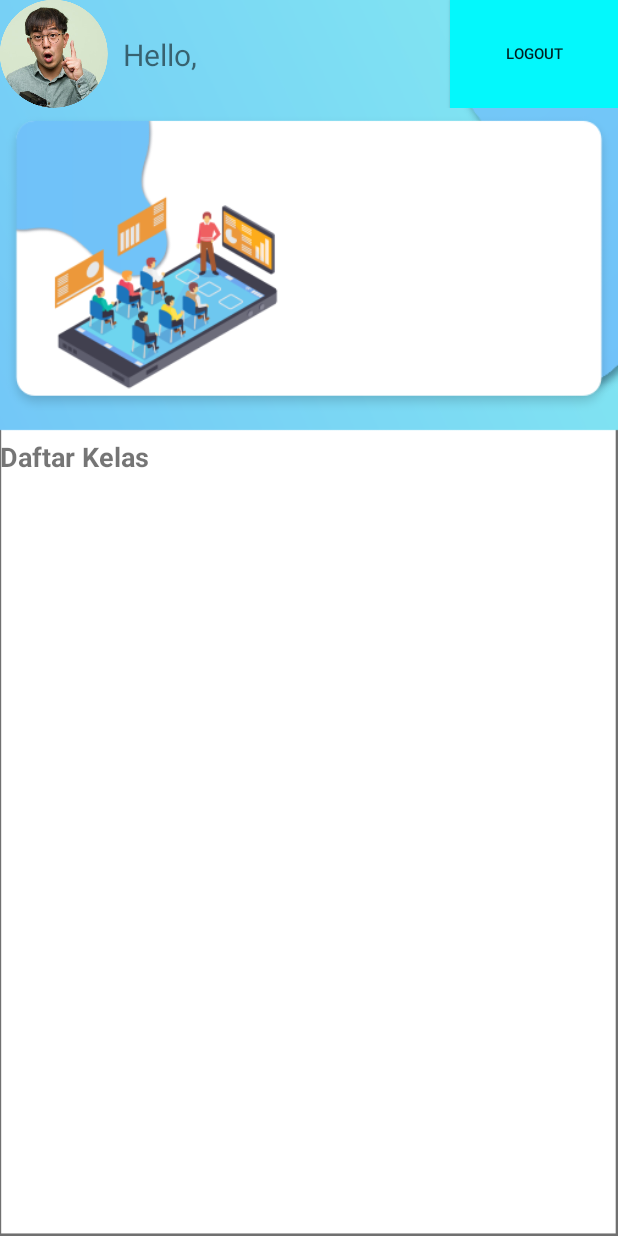
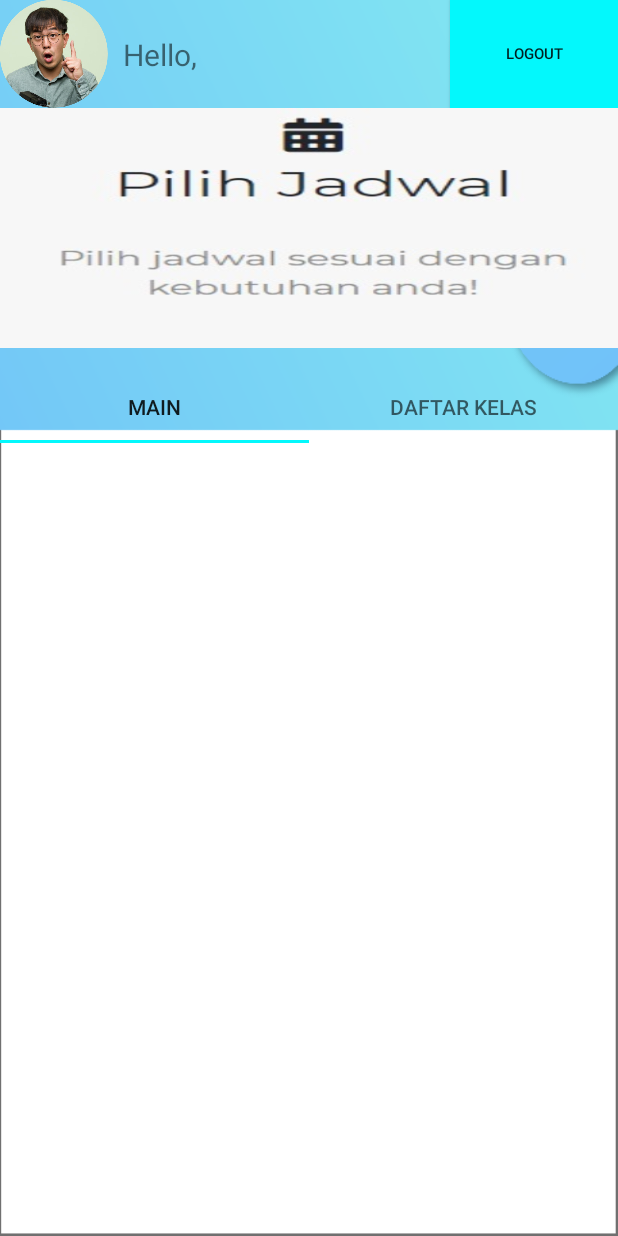
Before and after one commit to wilhelmusKrisvan/ProgIoTC-Lock, an Android app: the screen it shows after launch once a user with an empty profile is signed in (HomeActivity), on a phone screen of 412 x 824 dp. Run offline under Robolectric (Android 15) with nearby library versions, the phone set to English and light mode, and no system bars; our stand-ins replace Firebase (no records; nobody signed in at launch, a user with empty details on screens opened directly); 2 statements that could not run were skipped.

Commit message:
new and fix bug

```diff
--- a/C-Lock/app/build.gradle
+++ b/C-Lock/app/build.gradle
@@ -32,6 +32,7 @@ dependencies {
     implementation 'androidx.constraintlayout:constraintlayout:1.1.3'
     implementation 'com.google.firebase:firebase-auth:16.0.5'
     implementation 'com.google.firebase:firebase-database:16.0.4'
+    implementation 'androidx.legacy:legacy-support-v4:1.0.0'
     testImplementation 'junit:junit:4.12'
     androidTestImplementation 'androidx.test:runner:1.1.1'
     implementation 'androidx.recyclerview:recyclerview:1.0.0'
@@ -43,6 +44,8 @@ dependencies {
         exclude group: 'com.android.support'
     }
     implementation 'me.zhanghai.android.materialprogressbar:library:1.6.1'
+    implementation "androidx.viewpager:viewpager:1.0.0"
+    implementation 'com.google.android.material:material:1.0.0'
 
 
 }
--- a/C-Lock/app/src/main/java/id/ac/ukdw/c_lock/HomeActivity.kt
+++ b/C-Lock/app/src/main/java/id/ac/ukdw/c_lock/HomeActivity.kt
@@ -3,8 +3,11 @@ package id.ac.ukdw.c_lock
 import android.content.Intent
 import androidx.appcompat.app.AppCompatActivity
 import android.os.Bundle
+import android.widget.ImageView
 import android.widget.Toast
+import android.widget.ViewFlipper
 import androidx.recyclerview.widget.LinearLayoutManager
+import androidx.viewpager.widget.ViewPager
 import com.google.firebase.auth.FirebaseAuth
 import com.google.firebase.database.*
 import com.google.zxing.integration.android.IntentIntegrator
@@ -13,25 +16,26 @@ import java.text.SimpleDateFormat
 import java.util.*
 
 class HomeActivity : AppCompatActivity() {
-    lateinit var dbJadwal: DatabaseReference
-    var sdf = SimpleDateFormat("yyyyMMdd")
-    var curDate = sdf.format(Date())
-    var list: ArrayList<Jadwal> = ArrayList<Jadwal>()
-    var jadwalAdapter =JadwalAdapter(list,this)
-    var layoutManager = LinearLayoutManager(this)
+
+    lateinit var viewflip: ViewFlipper
     lateinit var name: String
     var email:String = FirebaseAuth.getInstance().currentUser?.email.toString()
     override fun onCreate(savedInstanceState: Bundle?) {
         super.onCreate(savedInstanceState)
         setContentView(R.layout.active_home)
+        var viewpage: ViewPager = findViewById(R.id.viewpager_main)
+        viewflip = findViewById(R.id.img_flip)
+        viewpage.adapter = PagerAdapter(supportFragmentManager)
+        tab_main.setupWithViewPager(viewpage)
 
-        recycleRuang.adapter = jadwalAdapter
-        recycleRuang.layoutManager = layoutManager
-        recycleRuang.setHasFixedSize(true)
+        var images: IntArray = intArrayOf(R.drawable.login, R.drawable.ruang,
+            R.drawable.jadwal)
+
+        for(image in images){
+            FlipImages(image)
+        }
 
         txtUsername.text = "Hello, ${GetName(email)}"
-
-        ListData()
 
         logout.setOnClickListener {
             FirebaseAuth.getInstance().signOut()
@@ -39,6 +43,18 @@ class HomeActivity : AppCompatActivity() {
             startActivity(i)
             finish()
         }
+    }
+
+    fun FlipImages(image: Int){
+        var imgView: ImageView = ImageView(this)
+        imgView.setBackgroundResource(image)
+
+        viewflip.addView(imgView)
+        viewflip.flipInterval = 3000
+        viewflip.isAutoStart = true
+
+        viewflip.setInAnimation(this, R.anim.righttoleft)
+        viewflip.setOutAnimation(this, R.anim.lefttoright)
     }
 
     fun GetName(email: String):String{
@@ -55,22 +71,4 @@ class HomeActivity : AppCompatActivity() {
         return tampung2
     }
 
-    fun ListData(){
-        dbJadwal = FirebaseDatabase.getInstance().getReference("Booking/$curDate")
-        dbJadwal.addValueEventListener(object : ValueEventListener {
-            override fun onCancelled(p0: DatabaseError) {
-            }
-
-            override fun onDataChange(data: DataSnapshot) {
-                var child = data.children
-                child.forEach {
-                    val jadwal = it.getValue(Jadwal::class.java)
-                    if(jadwal!!.uid.equals(FirebaseAuth.getInstance().currentUser?.uid.toString())){
-                        list.add(jadwal!!)
-                    }
-                }
-            }
-        })
-        jadwalAdapter.notifyDataSetChanged()
-    }
 }
--- /dev/null
+++ b/C-Lock/app/src/main/java/id/ac/ukdw/c_lock/ListFragment.kt
@@ -0,0 +1,68 @@
+package id.ac.ukdw.c_lock
+
+
+import android.os.Bundle
+import androidx.fragment.app.Fragment
+import android.view.LayoutInflater
+import android.view.View
+import android.view.ViewGroup
+import android.widget.Adapter
+import android.widget.AdapterView
+import androidx.recyclerview.widget.LinearLayoutManager
+import androidx.recyclerview.widget.RecyclerView
+import com.google.firebase.auth.FirebaseAuth
+import com.google.firebase.database.*
+import kotlinx.android.synthetic.main.fragment_list.*
+import java.text.SimpleDateFormat
+import java.util.*
+
+/**
+ * A simple [Fragment] subclass.
+ */
+class ListFragment : Fragment() {
+    lateinit var dbJadwal: DatabaseReference
+    lateinit var jadwalAdapter: RecyclerView.Adapter<JadwalAdapter.JadwalHolder>
+    lateinit var layoutManager: RecyclerView.LayoutManager
+    var list: ArrayList<Jadwal> = ArrayList<Jadwal>()
+    var sdf = SimpleDateFormat("yyyyMMdd")
+    var curDate = sdf.format(Date())
+    override fun onCreateView(
+        inflater: LayoutInflater, container: ViewGroup?,
+        savedInstanceState: Bundle?
+    ): View? {
+        // Inflate the layout for this fragment
+        var root = inflater.inflate(R.layout.fragment_list, container, false)
+        var recycRuang: RecyclerView = root.findViewById(R.id.recycleRuang)
+
+        jadwalAdapter =JadwalAdapter(list,root.context)
+        layoutManager = LinearLayoutManager(root.context)
+        recycRuang.adapter = jadwalAdapter
+        recycRuang.layoutManager = layoutManager
+        recycRuang.setHasFixedSize(true)
+
+        ListData()
+
+        return root
+    }
+
+
+    fun ListData(){
+        dbJadwal = FirebaseDatabase.getInstance().getReference("Booking/$curDate")
+        dbJadwal.addValueEventListener(object : ValueEventListener {
+            override fun onCancelled(p0: DatabaseError) {
+            }
+
+            override fun onDataChange(data: DataSnapshot) {
+                var child = data.children
+                child.forEach {
+                    val jadwal = it.getValue(Jadwal::class.java)
+                    if(jadwal!!.uid.equals(FirebaseAuth.getInstance().currentUser?.uid.toString())){
+                        list.add(jadwal!!)
+                    }
+                }
+                jadwalAdapter.notifyDataSetChanged()
+            }
+        })
+    }
+
+}
--- /dev/null
+++ b/C-Lock/app/src/main/java/id/ac/ukdw/c_lock/MainFragment.kt
@@ -0,0 +1,24 @@
+package id.ac.ukdw.c_lock
+
+
+import android.os.Bundle
+import androidx.fragment.app.Fragment
+import android.view.LayoutInflater
+import android.view.View
+import android.view.ViewGroup
+
+/**
+ * A simple [Fragment] subclass.
+ */
+class MainFragment : Fragment() {
+
+    override fun onCreateView(
+        inflater: LayoutInflater, container: ViewGroup?,
+        savedInstanceState: Bundle?
+    ): View? {
+        // Inflate the layout for this fragment
+        return inflater.inflate(R.layout.fragment_main, container, false)
+    }
+
+
+}
--- /dev/null
+++ b/C-Lock/app/src/main/java/id/ac/ukdw/c_lock/PagerAdapter.kt
@@ -0,0 +1,27 @@
+package id.ac.ukdw.c_lock
+
+import androidx.fragment.app.Fragment
+import androidx.fragment.app.FragmentManager
+import androidx.fragment.app.FragmentPagerAdapter
+
+class PagerAdapter(fm: FragmentManager): FragmentPagerAdapter(fm) {
+    private val pages = listOf(
+        MainFragment(),
+        ListFragment()
+    )
+
+    override fun getItem(position: Int): Fragment {
+        return pages[position]
+    }
+
+    override fun getCount(): Int {
+        return pages.size
+    }
+
+    override fun getPageTitle(position: Int): CharSequence? {
+        return when(position){
+            0 -> "MAIN"
+            else -> "DAFTAR KELAS"
+        }
+    }
+}
--- a/C-Lock/app/src/main/res/layout/active_home.xml
+++ b/C-Lock/app/src/main/res/layout/active_home.xml
@@ -55,37 +55,31 @@
 
     </LinearLayout>
 
-    <ImageView
-        android:id="@+id/img_kls"
+    <ViewFlipper
+        android:id="@+id/img_flip"
         android:layout_width="match_parent"
-        android:layout_height="220dp"
+        android:layout_height="160dp"
+        android:layout_marginBottom="15dp"
         app:layout_constraintBottom_toBottomOf="parent"
         app:layout_constraintEnd_toEndOf="parent"
         app:layout_constraintHorizontal_bias="0.636"
         app:layout_constraintStart_toStartOf="parent"
         app:layout_constraintTop_toTopOf="parent"
-        app:layout_constraintVertical_bias="0.328"
-        app:srcCompat="@drawable/asd" />
+        app:layout_constraintVertical_bias="0.328" />
 
-    <TextView
-        android:id="@+id/textView2"
+    <androidx.viewpager.widget.ViewPager
+        android:id="@+id/viewpager_main"
         android:layout_width="match_parent"
-        android:layout_height="wrap_content"
-        android:text="Daftar Kelas"
-        android:textSize="18sp"
-        android:textStyle="bold"
-        app:layout_constraintBottom_toBottomOf="@+id/img_kls"
-        app:layout_constraintEnd_toEndOf="@+id/img_kls"
-        app:layout_constraintHorizontal_bias="0.671"
-        app:layout_constraintStart_toStartOf="@+id/img_kls"
-        app:layout_constraintTop_toTopOf="@+id/img_kls"
-        app:layout_constraintVertical_bias="0.24" />
+        android:layout_height="wrap_content">
 
-    <androidx.recyclerview.widget.RecyclerView
-        android:id="@+id/recycleRuang"
-        android:layout_width="match_parent"
-        android:layout_height="wrap_content" >
+        <com.google.android.material.tabs.TabLayout
+            android:id="@+id/tab_main"
+            android:layout_width="match_parent"
+            android:layout_height="wrap_content"
+            android:layout_gravity="top">
 
-    </androidx.recyclerview.widget.RecyclerView>
+        </com.google.android.material.tabs.TabLayout>
+    </androidx.viewpager.widget.ViewPager>
+
 
 </LinearLayout>
--- /dev/null
+++ b/C-Lock/app/src/main/res/layout/fragment_list.xml
@@ -0,0 +1,16 @@
+<?xml version="1.0" encoding="utf-8"?>
+<FrameLayout xmlns:android="http://schemas.android.com/apk/res/android"
+    xmlns:tools="http://schemas.android.com/tools"
+    android:layout_width="match_parent"
+    android:layout_height="match_parent"
+    tools:context=".ListFragment">
+
+    <!-- TODO: Update blank fragment layout -->
+    <androidx.recyclerview.widget.RecyclerView
+        android:id="@+id/recycleRuang"
+        android:layout_width="match_parent"
+        android:layout_height="wrap_content" >
+
+    </androidx.recyclerview.widget.RecyclerView>
+
+</FrameLayout>
--- /dev/null
+++ b/C-Lock/app/src/main/res/layout/fragment_main.xml
@@ -0,0 +1,10 @@
+<?xml version="1.0" encoding="utf-8"?>
+<LinearLayout xmlns:android="http://schemas.android.com/apk/res/android"
+    xmlns:tools="http://schemas.android.com/tools"
+    android:layout_width="match_parent"
+    android:layout_height="match_parent"
+    android:orientation="vertical"
+    tools:context=".MainFragment">
+
+
+</LinearLayout>
--- a/C-Lock/app/src/main/res/values/strings.xml
+++ b/C-Lock/app/src/main/res/values/strings.xml
@@ -1,3 +1,6 @@
 <resources>
     <string name="app_name">C-Lock</string>
+
+    <!-- TODO: Remove or change this placeholder text -->
+    <string name="hello_blank_fragment">Hello blank fragment</string>
 </resources>
```
Also changed, not shown: C-Lock/app/src/main/res/drawable/jadwal.jpeg (added), C-Lock/app/src/main/res/drawable/login.jpeg (added), C-Lock/app/src/main/res/drawable/ruang.jpeg (added).
